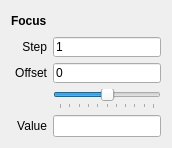
This is nplab/instrument/electronics/SLM/ui_focus.ui in nanophotonics/nplab as Qt 5 draws it before an edit. The edited form follows.
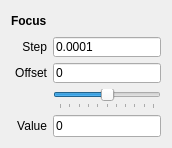
This is the edited form.

Diff of the .ui file:
```diff
--- a/nplab/instrument/electronics/SLM/ui_focus.ui
+++ b/nplab/instrument/electronics/SLM/ui_focus.ui
@@ -60,7 +60,7 @@
       </size>
      </property>
      <property name="text">
-      <string>1</string>
+      <string>0.0001</string>
      </property>
     </widget>
    </item>
@@ -126,7 +126,17 @@
     </widget>
    </item>
    <item row="5" column="2">
-    <widget class="QLineEdit" name="lineEdit_value"/>
+    <widget class="QLineEdit" name="lineEdit_value">
+     <property name="inputMask">
+      <string/>
+     </property>
+     <property name="text">
+      <string>0</string>
+     </property>
+     <property name="placeholderText">
+      <string/>
+     </property>
+    </widget>
    </item>
    <item row="3" column="2">
     <widget class="QSlider" name="slider">
```
